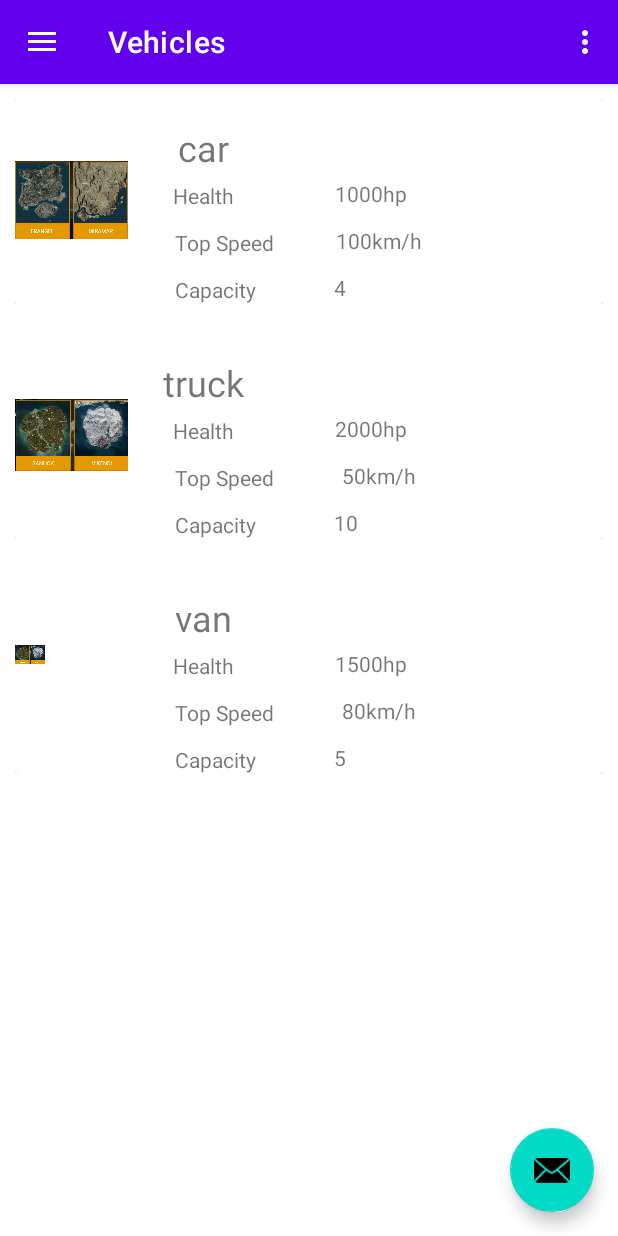
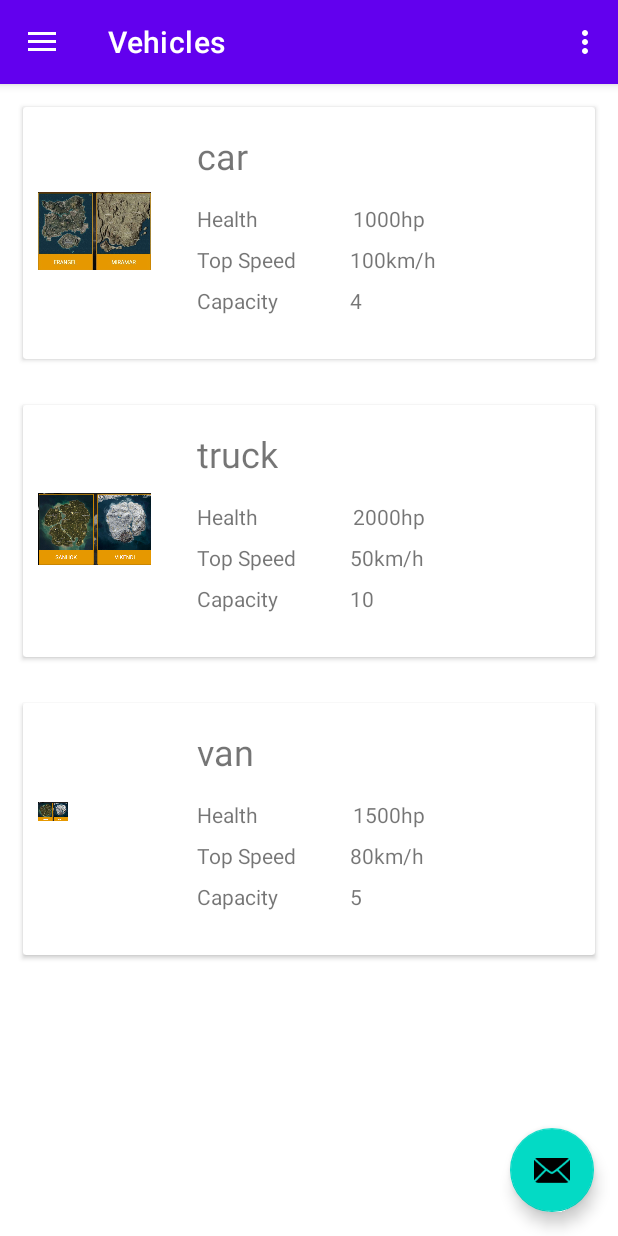
Before and after one commit to siddhawan/GameGuide, an Android app: the screen it shows after launch (MainActivity), in the side drawer, after a tap on "Vehicles", on a phone screen of 412 x 824 dp. Run offline under Robolectric (Android 15) with nearby library versions, the phone set to English and light mode, and no system bars; our stand-ins replace navigation-ui.

Commit message:
CoMMIT-1.3

```diff
--- a/app/src/main/res/layout/vehicleslist.xml
+++ b/app/src/main/res/layout/vehicleslist.xml
@@ -10,18 +10,24 @@
     <androidx.cardview.widget.CardView
         android:layout_width="0dp"
         android:layout_height="wrap_content"
+        android:layout_marginStart="5dp"
+        android:layout_marginTop="5dp"
+        android:layout_marginEnd="5dp"
+        android:layout_marginBottom="5dp"
+        app:layout_constraintBottom_toBottomOf="parent"
         app:layout_constraintEnd_toEndOf="parent"
         app:layout_constraintStart_toStartOf="parent"
         app:layout_constraintTop_toTopOf="parent">
 
         <androidx.constraintlayout.widget.ConstraintLayout
-            android:layout_width="wrap_content"
-            android:layout_height="match_parent">
+            android:layout_width="match_parent"
+            android:layout_height="168dp">
 
             <ImageView
                 android:id="@+id/imageVehicles"
                 android:layout_width="75dp"
                 android:layout_height="80dp"
+                android:layout_marginStart="10dp"
                 app:layout_constraintBottom_toBottomOf="parent"
                 app:layout_constraintStart_toStartOf="parent"
                 app:layout_constraintTop_toTopOf="parent"
@@ -32,91 +38,72 @@
                 android:id="@+id/name"
                 android:layout_width="wrap_content"
                 android:layout_height="wrap_content"
-                android:layout_marginStart="10dp"
+                android:layout_marginStart="116dp"
                 android:layout_marginTop="16dp"
-                android:layout_marginEnd="226dp"
-                android:layout_marginBottom="6dp"
                 android:text="Name"
                 android:textSize="24sp"
-                app:layout_constraintBottom_toTopOf="@+id/textView5"
-                app:layout_constraintEnd_toEndOf="parent"
-                app:layout_constraintStart_toEndOf="@+id/imageVehicles"
+                app:layout_constraintStart_toStartOf="parent"
                 app:layout_constraintTop_toTopOf="parent" />
 
             <TextView
                 android:id="@+id/textView5"
                 android:layout_width="52dp"
                 android:layout_height="19dp"
-                android:layout_marginStart="31dp"
-                android:layout_marginEnd="236dp"
-                android:layout_marginBottom="6dp"
+                android:layout_marginTop="16dp"
                 android:text="Health"
                 android:textAlignment="viewStart"
-                app:layout_constraintBottom_toTopOf="@+id/textView4"
-                app:layout_constraintEnd_toEndOf="parent"
-                app:layout_constraintStart_toEndOf="@+id/imageVehicles"
+                app:layout_constraintStart_toStartOf="@+id/name"
                 app:layout_constraintTop_toBottomOf="@+id/name" />
 
             <TextView
                 android:id="@+id/textView4"
                 android:layout_width="wrap_content"
                 android:layout_height="wrap_content"
-                android:layout_marginStart="31dp"
-                android:layout_marginTop="6dp"
-                android:layout_marginBottom="6dp"
+                android:layout_marginTop="8dp"
                 android:text="Top Speed"
-                app:layout_constraintBottom_toTopOf="@+id/textView6"
-                app:layout_constraintStart_toEndOf="@+id/imageVehicles"
+                app:layout_constraintStart_toStartOf="@+id/textView5"
                 app:layout_constraintTop_toBottomOf="@+id/textView5" />
 
             <TextView
                 android:id="@+id/textView6"
                 android:layout_width="wrap_content"
                 android:layout_height="wrap_content"
-                android:layout_marginStart="31dp"
-                android:layout_marginTop="6dp"
+                android:layout_marginTop="8dp"
                 android:text="Capacity"
-                app:layout_constraintBottom_toBottomOf="parent"
-                app:layout_constraintStart_toEndOf="@+id/imageVehicles"
+                app:layout_constraintStart_toStartOf="@+id/textView4"
                 app:layout_constraintTop_toBottomOf="@+id/textView4" />
 
             <TextView
                 android:id="@+id/helthvalue"
                 android:layout_width="wrap_content"
                 android:layout_height="wrap_content"
-                android:layout_marginStart="56dp"
-                android:layout_marginBottom="12dp"
+                android:layout_marginStart="52dp"
                 android:text="TextView"
                 android:textAlignment="viewStart"
-                app:layout_constraintBottom_toTopOf="@+id/speedvalue"
-                app:layout_constraintStart_toEndOf="@+id/textView5" />
+                app:layout_constraintStart_toEndOf="@+id/textView5"
+                app:layout_constraintTop_toTopOf="@+id/textView5" />
 
             <TextView
                 android:id="@+id/speedvalue"
                 android:layout_width="wrap_content"
                 android:layout_height="wrap_content"
-                android:layout_marginStart="39dp"
-                android:layout_marginTop="13dp"
-                android:layout_marginEnd="119dp"
-                android:layout_marginBottom="13dp"
+                android:layout_marginStart="36dp"
+                android:layout_marginTop="8dp"
                 android:text="TextView"
-                app:layout_constraintBottom_toTopOf="@+id/helthvalue"
-                app:layout_constraintEnd_toEndOf="parent"
+                android:textAlignment="viewStart"
                 app:layout_constraintStart_toEndOf="@+id/textView4"
-                app:layout_constraintTop_toBottomOf="@+id/capacityvalue" />
+                app:layout_constraintTop_toBottomOf="@+id/helthvalue" />
 
             <TextView
                 android:id="@+id/capacityvalue"
                 android:layout_width="0dp"
                 android:layout_height="wrap_content"
-                android:layout_marginStart="52dp"
-                android:layout_marginEnd="119dp"
-                android:layout_marginBottom="1dp"
+                android:layout_marginStart="48dp"
+                android:layout_marginTop="8dp"
                 android:text="TextView"
                 android:textAlignment="viewStart"
-                app:layout_constraintBottom_toBottomOf="parent"
-                app:layout_constraintEnd_toEndOf="parent"
-                app:layout_constraintStart_toEndOf="@+id/textView6" />
+                app:layout_constraintStart_toEndOf="@+id/textView6"
+                app:layout_constraintTop_toBottomOf="@+id/speedvalue" />
 
         </androidx.constraintlayout.widget.ConstraintLayout>
     </androidx.cardview.widget.CardView>
```
